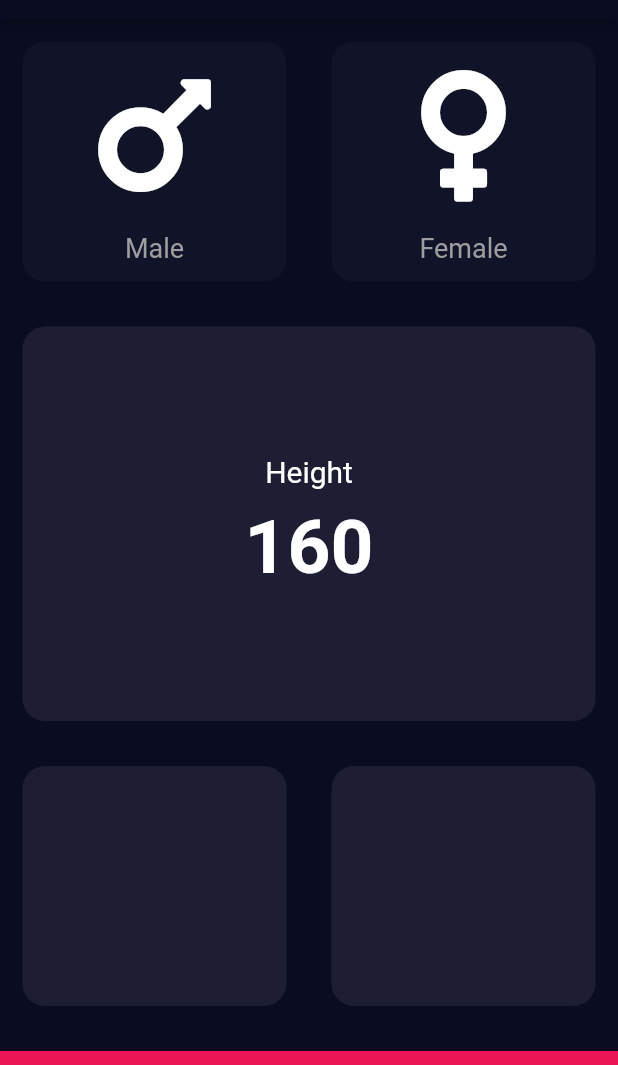
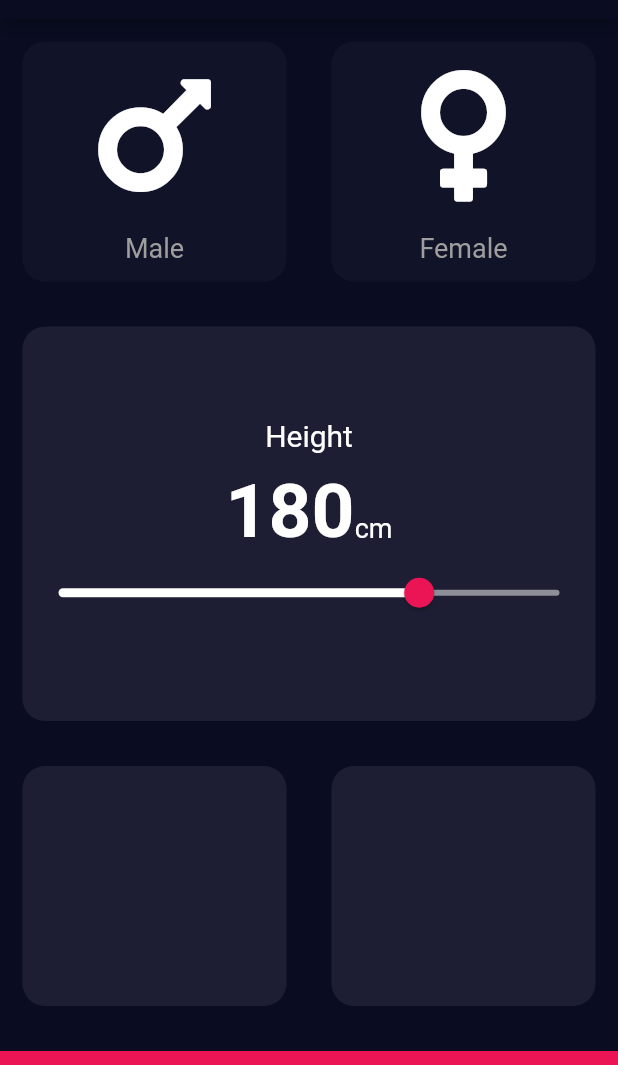
Before and after one commit to Abhishekraina7/bmi_calculator_app, a Flutter app: the screen it shows after launch, on a phone screen of 412 x 824 dp, the part 65-1130 px from its top. Run offline on Flutter 3.47's test engine with Material 2 defaults, Android fonts, the phone set to English and light mode, and no system bars; our stand-ins replace font_awesome_flutter.

```diff
--- a/lib/constants.dart
+++ b/lib/constants.dart
@@ -4,3 +4,5 @@ const Color kactiveCardcolour = Color(0xFF1D1E33);
 const Color kinactiveCardcolour = Color(0xFF111328);
 const Color kbottomBarcolor = Color(0xFFEB1555);
 const kbottomBarheight = 80.0;
+const TextStyle knumberstyle = TextStyle(fontSize: 50.0,fontWeight: FontWeight.bold);
+const koverlaycolor = Color(0xFFEB1555);
--- a/lib/input_page.dart
+++ b/lib/input_page.dart
@@ -15,7 +15,8 @@ class InputPage extends StatefulWidget {
 }
 
 class _InputPageState extends State<InputPage> {
-  Genders ? selectedGender;   //It is a null aware operator, it helps the expression to be evaluated as null without causing any error
+  Genders ? selectedGender;//It is a null aware operator, it helps the expression to be evaluated as null without causing any error
+  int height = 180;
 
   // Color maleCardColor = inactiveCardcolour;
   // Color femaleCardColor = inactiveCardcolour;
@@ -96,19 +97,46 @@ class _InputPageState extends State<InputPage> {
               width: 500,
               decoration: BoxDecoration(borderRadius: BorderRadius.circular(15.0),
                   color:  const Color(0xFF1D1E33)),
-              child: const Column(
+              child: Column(
                 mainAxisAlignment: MainAxisAlignment.center,
                 children: <Widget>[
-                  Text("Height",style: TextStyle(color: Colors.white, fontSize: 20.0),),
-                  SizedBox(
+                  const Text("Height",style: TextStyle(color: Colors.white, fontSize: 20.0),),
+                  const SizedBox(
                     height: 10.0,
                   ),
                   Row(
                     mainAxisAlignment: MainAxisAlignment.center,
+                    crossAxisAlignment: CrossAxisAlignment.baseline,
+                    textBaseline: TextBaseline.alphabetic,  // In flutter if you want to align some text with some other text, you gotta specify how to do that and this helps in doing that.
                     children: <Widget>[
-                      Text("160",
-                        style:TextStyle(fontSize: 50.0,fontWeight: FontWeight.bold) ,)
+                      Text(height.toString(),
+                        style:knumberstyle,
+                      ),
+                      const Text("cm",
+                      style: TextStyle(fontSize: 18.0 ),),
                     ],
+                  ),
+                  SliderTheme(
+                    data: const SliderThemeData(
+                        inactiveTrackColor: const Color(0xFF8D8E98),
+                        thumbColor: Color(0xFFEB1555),
+                        overlayColor: Color(0x1fEB1555),
+                        activeTrackColor: Color(0xFFFFFFFF)
+                    ),
+                    child: Slider(
+                      value: height.toDouble(),
+                      min: 0.0,
+                      max: 250.0,
+
+                      onChanged: (double newvalue){
+                        setState(() {
+                          height = newvalue.round();
+                        });
+
+
+                      },
+
+                    ),
                   ),
                 ],
 
```
